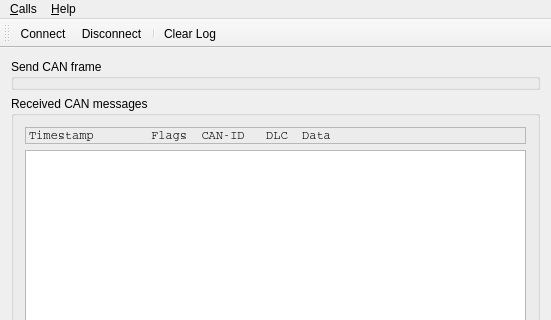
Old version of the form examples/serialbus/can/mainwindow.ui in the repository eugesh/qtserialbus-fork; both pictures show x 0 to 551 and y 0 to 320 of the 551 by 481 pixel window.
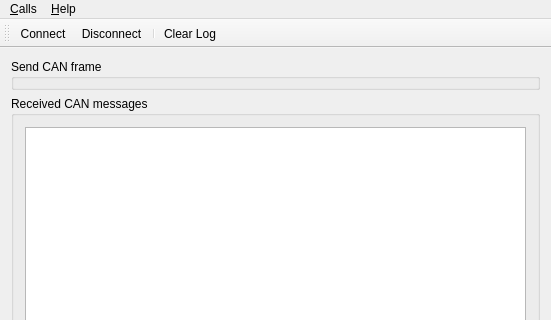
New version of the form. Icons and pictures are not drawn. Custom widgets are drawn as their Qt base class.

Commit message: CAN example: Remove unused code.

Patch:
```diff
--- a/examples/serialbus/can/mainwindow.ui
+++ b/examples/serialbus/can/mainwindow.ui
@@ -28,22 +28,6 @@
        <string>Received CAN messages</string>
       </property>
       <layout class="QVBoxLayout" name="verticalLayout_4">
-       <item>
-        <widget class="QLabel" name="label_3">
-         <property name="font">
-          <font>
-           <family>Courier</family>
-           <kerning>false</kerning>
-          </font>
-         </property>
-         <property name="frameShape">
-          <enum>QFrame::StyledPanel</enum>
-         </property>
-         <property name="text">
-          <string>Timestamp        Flags  CAN-ID   DLC  Data</string>
-         </property>
-        </widget>
-       </item>
        <item>
         <widget class="QTableView" name="receivedMessagesView"/>
        </item>
```
The commit also changes 1 other file.
